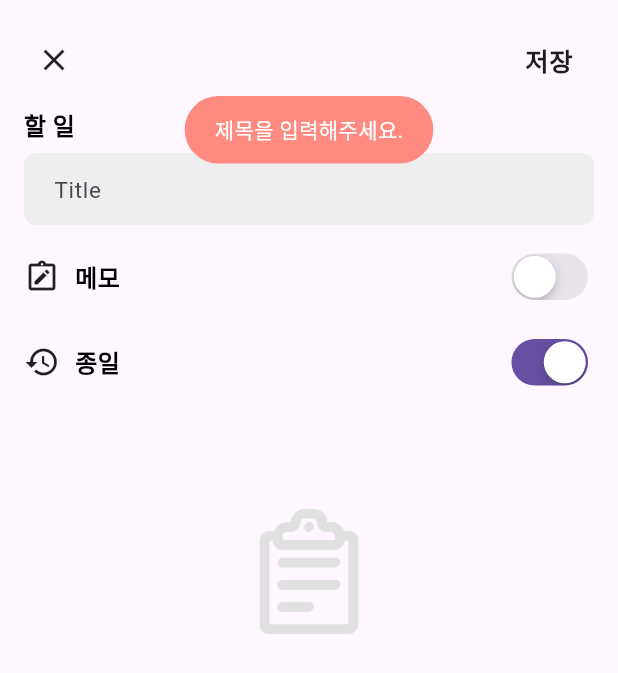
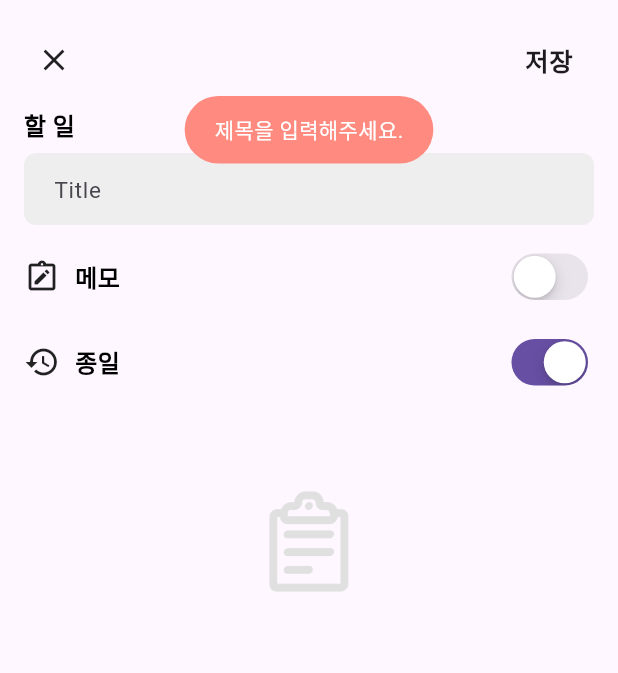
Before and after one commit to eastZoo/haedal, a Flutter app: the AddScheduleScreen widget shown alone on an empty page, opened directly with empty values, after a tap on "저장", on a phone screen of 412 x 824 dp. Shown: the top 673 px of the screen. Run offline on Flutter 3.47's test engine with Material 3 defaults, Android fonts, the phone set to English and light mode, and no system bars; our stand-ins replace auto_size_text, cached_network_image, dio, flutter_compass, flutter_dotenv, flutter_easyloading and 15 more; missing offline and left inert: dart:ffi, flutter_naver_map, kpostal; accounts and stored records are empty; network calls fail; Roboto replaces fonts that are missing (Pretendard); project files that could hold a hidden picture were left out.

Commit message:
UPDATE : 일정 추가 리패칭 반영 완료, 디테일 페이지에서 리패칭 추가 필요

```diff
--- a/lib/screens/add_schedule_screen.dart
+++ b/lib/screens/add_schedule_screen.dart
@@ -54,10 +54,10 @@ class _AddScheduleScreenState extends State<AddScheduleScreen> {
     // TODO: implement initState
     super.initState();
     setState(() {
-      startTodoDayController.text = "${DateTime.now().toLocal()}".split(".")[0];
+      startTodoDayController.text = "$selectedDay".split(".")[0];
       startTodoTimeController.text = TimeOfDay.now().toString();
 
-      endTodoDayController.text = "${DateTime.now().toLocal()}".split(".")[0];
+      endTodoDayController.text = "$selectedDay".split(".")[0];
       endTodoTimeController.text = TimeOfDay.now().toString();
     });
   }
@@ -106,6 +106,7 @@ class _AddScheduleScreenState extends State<AddScheduleScreen> {
                         });
 
                         // 등록 데이터 모델
+                        // 종일 체크 시 시작 && 끝 날자 선택 오늘 날짜로 디폴트 들어감
                         Map<String, dynamic> dataSource = {
                           "title": titleTextController.text,
                           "content": contentTextController.text.isEmpty
@@ -113,18 +114,20 @@ class _AddScheduleScreenState extends State<AddScheduleScreen> {
                               : contentTextController.text,
                           "allDay": _isDateChecked,
                           "startDate": _isDateChecked
-                              ? null
+                              ? "${startTodoDayController.text.split(' ')[0]} "
                               : "${startTodoDayController.text.split(' ')[0]} ${startTodoTimeController.text.substring(10, 15)}:00",
                           "endDate": _isDateChecked
-                              ? null
+                              ? endTodoDayController.text.split(' ')[0]
                               : "${endTodoDayController.text.split(' ')[0]} ${endTodoTimeController.text.substring(10, 15)}:00",
                         };
 
+                        print(dataSource);
                         var res = await scheduleCon.scheduleSubmit(dataSource);
                         setState(() {
                           isLoading = false;
                         });
                         if (res) {
+                          scheduleCon.refetchDataSource();
                           Navigator.pop(context);
                         }
                       },
@@ -340,8 +343,8 @@ class _AddScheduleScreenState extends State<AddScheduleScreen> {
                   heightFactor: 2,
                   child: Image.asset(
                     "assets/icons/clipboard.png",
-                    height: 100,
-                    width: 100,
+                    height: 80,
+                    width: 80,
                     color: Colors.grey.shade300,
                   ),
                 ),
--- a/lib/screens/show_current_schedule_screen.dart
+++ b/lib/screens/show_current_schedule_screen.dart
@@ -89,10 +89,7 @@ class _ShowCurrentScheduleScreenState extends State<ShowCurrentScheduleScreen> {
               InkWell(
                 borderRadius: BorderRadius.circular(10),
                 onTap: () {
-                  var result = _showAddCurrentDaySchedule();
-                  if (result) {
-                    print("SHOW!!!!!!!!! $result");
-                  }
+                  _showAddCurrentDaySchedule();
                 },
                 child: const SizedBox(
                   width: 50,
--- a/lib/service/controller/map_controller.dart
+++ b/lib/service/controller/map_controller.dart
@@ -216,7 +216,6 @@ class MapController extends GetxController {
         if (responseData != null && responseData != "") {
           List<dynamic> list = responseData;
 
-          print("lisr!!!!!! $list");
           locations.assignAll(list
               .map<AlbumBoard>((item) => AlbumBoard.fromJson(item))
               .toList());
```
Also changed, not shown: lib/service/controller/schedule_controller.dart (+27 -16 lines).
